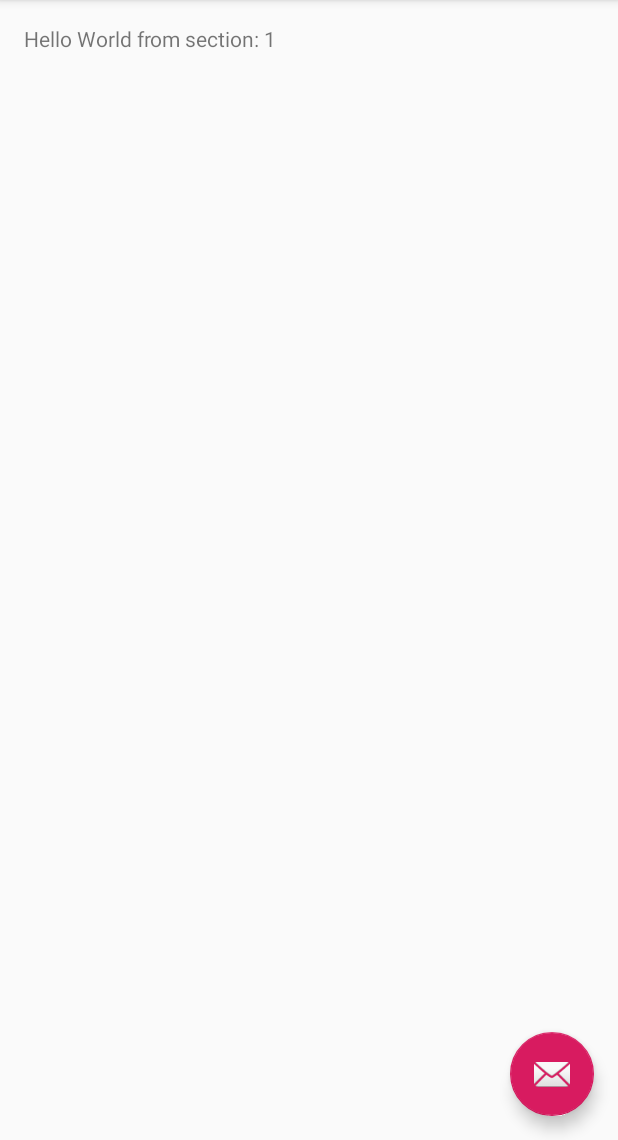
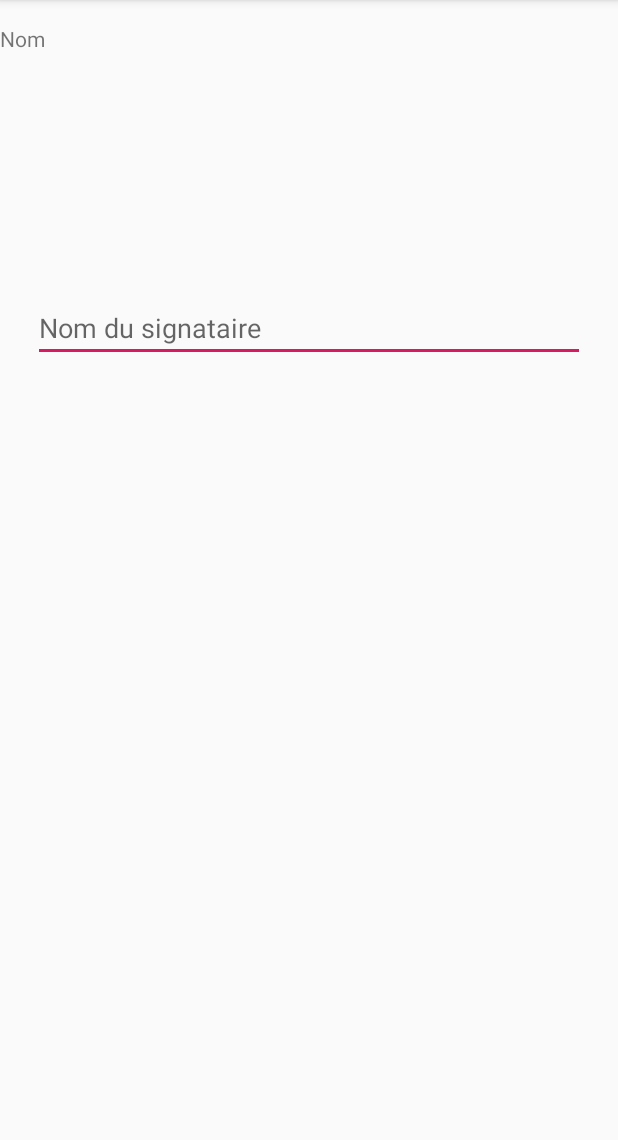
Before and after one commit to MetaCitoyen/PetitionHelper, an Android app: the screen it shows after launch (MainActivity), on a phone screen of 412 x 824 dp, the part 96-1236 px from its top. Run offline under Robolectric (Android 15) with nearby library versions, the phone set to English and light mode, and no system bars; 6 statements that could not run were skipped.

Commit message:
Première version stable

```diff
--- a/app/src/main/AndroidManifest.xml
+++ b/app/src/main/AndroidManifest.xml
@@ -1,6 +1,7 @@
 <?xml version="1.0" encoding="utf-8"?>
 <manifest xmlns:android="http://schemas.android.com/apk/res/android"
     package="fr.cocorico_france.petitionhelper">
+    <uses-permission android:name="android.permission.WRITE_EXTERNAL_STORAGE" />
 
     <application
         android:allowBackup="true"
--- a/app/src/main/java/fr/cocorico_france/petitionhelper/MainActivity.java
+++ b/app/src/main/java/fr/cocorico_france/petitionhelper/MainActivity.java
@@ -10,12 +10,14 @@ import android.support.v4.app.FragmentManager;
 import android.support.v4.app.FragmentPagerAdapter;
 import android.support.v4.view.ViewPager;
 import android.os.Bundle;
+import android.util.Log;
 import android.view.LayoutInflater;
 import android.view.Menu;
 import android.view.MenuItem;
 import android.view.View;
 import android.view.ViewGroup;
 
+import android.widget.AutoCompleteTextView;
 import android.widget.TextView;
 
 public class MainActivity extends AppCompatActivity {
@@ -49,15 +51,49 @@ public class MainActivity extends AppCompatActivity {
         // Set up the ViewPager with the sections adapter.
         mViewPager = (ViewPager) findViewById(R.id.container);
         mViewPager.setAdapter(mSectionsPagerAdapter);
+        mViewPager.setOffscreenPageLimit(4);
+        mViewPager.addOnPageChangeListener(new ViewPager.OnPageChangeListener() {
+            @Override
+            public void onPageScrollStateChanged(int i) {
+            }
 
-        FloatingActionButton fab = (FloatingActionButton) findViewById(R.id.fab);
-        fab.setOnClickListener(new View.OnClickListener() {
             @Override
-            public void onClick(View view) {
-                Snackbar.make(view, "Replace with your own action", Snackbar.LENGTH_LONG)
-                        .setAction("Action", null).show();
+            public void onPageScrolled(int i, float v, int i1) {
             }
+
+            @Override
+            public void onPageSelected(int i) {
+                switch (i) {
+                    case 0: {
+
+                    } break;
+
+                    case 1: {
+
+                    } break;
+
+                    case 2: {
+
+                    } break;
+
+                    case 3: {
+                        AutoCompleteTextView acLastName = (AutoCompleteTextView) findViewById(R.id.autoCompleteTextViewLastName);
+                        AutoCompleteTextView acFirstName = (AutoCompleteTextView) findViewById(R.id.autoCompleteTextViewFirstName);
+                        AutoCompleteTextView acTown = (AutoCompleteTextView) findViewById(R.id.autoCompleteTextViewTown);
+                        TextView tvFirstName = (TextView) findViewById(R.id.textViewFirstName);
+                        TextView tvLastName = (TextView) findViewById(R.id.textViewLastName);
+                        TextView tvTown = (TextView) findViewById(R.id.textViewTown);
+                        if( tvFirstName != null && acFirstName != null) tvFirstName.setText(acFirstName.getText());
+                        if( tvLastName != null && acLastName != null ) tvLastName.setText(acLastName.getText());
+                        if( tvTown != null && acTown != null) tvTown.setText(acTown.getText());
+                    } break;
+
+                }
+            }
+
         });
+
+
 
     }
 
@@ -85,41 +121,6 @@ public class MainActivity extends AppCompatActivity {
     }
 
     /**
-     * A placeholder fragment containing a simple view.
-     */
-    public static class PlaceholderFragment extends Fragment {
-        /**
-         * The fragment argument representing the section number for this
-         * fragment.
-         */
-        private static final String ARG_SECTION_NUMBER = "section_number";
-
-        public PlaceholderFragment() {
-        }
-
-        /**
-         * Returns a new instance of this fragment for the given section
-         * number.
-         */
-        public static PlaceholderFragment newInstance(int sectionNumber) {
-            PlaceholderFragment fragment = new PlaceholderFragment();
-            Bundle args = new Bundle();
-            args.putInt(ARG_SECTION_NUMBER, sectionNumber);
-            fragment.setArguments(args);
-            return fragment;
-        }
-
-        @Override
-        public View onCreateView(LayoutInflater inflater, ViewGroup container,
-                                 Bundle savedInstanceState) {
-            View rootView = inflater.inflate(R.layout.fragment_main, container, false);
-            TextView textView = (TextView) rootView.findViewById(R.id.section_label);
-            textView.setText(getString(R.string.section_format, getArguments().getInt(ARG_SECTION_NUMBER)));
-            return rootView;
-        }
-    }
-
-    /**
      * A {@link FragmentPagerAdapter} that returns a fragment corresponding to
      * one of the sections/tabs/pages.
      */
@@ -131,15 +132,28 @@ public class MainActivity extends AppCompatActivity {
 
         @Override
         public Fragment getItem(int position) {
-            // getItem is called to instantiate the fragment for the given page.
-            // Return a PlaceholderFragment (defined as a static inner class below).
-            return PlaceholderFragment.newInstance(position + 1);
+            switch (position) {
+                case 0:
+                    return new Tab1LastName();
+                case 1:
+                    return new Tab2FirstName();
+                case 2:
+                    return new Tab3Town();
+                case 3:
+                    return new Tab4Validation();
+                default:
+                    return null;
+            }
         }
 
         @Override
         public int getCount() {
             // Show 3 total pages.
-            return 3;
+            return 4;
         }
     }
+
+    public void setPage(int i) {
+        mViewPager.setCurrentItem(i);
+    }
 }
--- /dev/null
+++ b/app/src/main/java/fr/cocorico_france/petitionhelper/Tab1LastName.java
@@ -0,0 +1,26 @@
+package fr.cocorico_france.petitionhelper;
+
+import android.os.Bundle;
+import android.support.v4.app.Fragment;
+import android.view.LayoutInflater;
+import android.view.View;
+import android.view.ViewGroup;
+import android.widget.ArrayAdapter;
+import android.widget.AutoCompleteTextView;
+
+public class Tab1LastName extends Fragment {
+    @Override
+    public View onCreateView(LayoutInflater inflater,
+                             ViewGroup container,
+                             Bundle savedInstanceState) {
+        View rootView = inflater.inflate(R.layout.tab1lastname, container, false);
+        String[] lastnames = getResources().getStringArray(R.array.lastnames);
+        ArrayAdapter<String> adapter = new ArrayAdapter<String>(
+                getActivity().getApplicationContext(),
+                android.R.layout.simple_dropdown_item_1line,
+                lastnames);
+        AutoCompleteTextView textView = rootView.findViewById(R.id.autoCompleteTextViewLastName);
+        textView.setAdapter(adapter);
+        return rootView;
+    }
+}
--- /dev/null
+++ b/app/src/main/java/fr/cocorico_france/petitionhelper/Tab2FirstName.java
@@ -0,0 +1,28 @@
+package fr.cocorico_france.petitionhelper;
+
+import android.os.Bundle;
+import android.support.v4.app.Fragment;
+import android.view.LayoutInflater;
+import android.view.View;
+import android.view.ViewGroup;
+import android.widget.ArrayAdapter;
+import android.widget.AutoCompleteTextView;
+
+public class Tab2FirstName extends Fragment {
+    @Override
+    public View onCreateView(LayoutInflater inflater,
+                             ViewGroup container,
+                             Bundle savedInstanceState) {
+        View rootView = inflater.inflate(R.layout.tab2firstname, container, false);
+        String[] firstnames = getResources().getStringArray(R.array.firstnames);
+        ArrayAdapter<String> adapter = new ArrayAdapter<String>(
+                getActivity().getApplicationContext(),
+                android.R.layout.simple_dropdown_item_1line,
+                firstnames);
+        AutoCompleteTextView textView = rootView.findViewById(R.id.autoCompleteTextViewFirstName);
+        textView.setAdapter(adapter);
+        return rootView;
+    }
+
+
+}
--- /dev/null
+++ b/app/src/main/java/fr/cocorico_france/petitionhelper/Tab3Town.java
@@ -0,0 +1,27 @@
+package fr.cocorico_france.petitionhelper;
+
+import android.os.Bundle;
+import android.support.v4.app.Fragment;
+import android.view.LayoutInflater;
+import android.view.View;
+import android.view.ViewGroup;
+import android.widget.ArrayAdapter;
+import android.widget.AutoCompleteTextView;
+
+public class Tab3Town extends Fragment {
+    @Override
+    public View onCreateView(LayoutInflater inflater,
+                             ViewGroup container,
+                             Bundle savedInstanceState) {
+        View rootView = inflater.inflate(R.layout.tab3town, container, false);
+        String[] towns = getResources().getStringArray(R.array.towns);
+        ArrayAdapter<String> adapter = new ArrayAdapter<String>(
+                getActivity().getApplicationContext(),
+                android.R.layout.simple_dropdown_item_1line,
+                towns);
+        AutoCompleteTextView textView = rootView.findViewById(R.id.autoCompleteTextViewTown);
+        textView.setAdapter(adapter);
+        return rootView;
+    }
+
+}
--- a/app/src/main/res/layout/activity_main.xml
+++ b/app/src/main/res/layout/activity_main.xml
@@ -35,12 +35,4 @@
         android:layout_height="match_parent"
         app:layout_behavior="@string/appbar_scrolling_view_behavior" />
 
-    <android.support.design.widget.FloatingActionButton
-        android:id="@+id/fab"
-        android:layout_width="wrap_content"
-        android:layout_height="wrap_content"
-        android:layout_gravity="end|bottom"
-        android:layout_margin="@dimen/fab_margin"
-        app:srcCompat="@android:drawable/ic_dialog_email" />
-
 </android.support.design.widget.CoordinatorLayout>
--- a/app/src/main/res/layout/fragment_main.xml
+++ /dev/null
@@ -1,23 +0,0 @@
-<?xml version="1.0" encoding="utf-8"?>
-<android.support.constraint.ConstraintLayout xmlns:android="http://schemas.android.com/apk/res/android"
-    xmlns:app="http://schemas.android.com/apk/res-auto"
-    xmlns:tools="http://schemas.android.com/tools"
-    android:id="@+id/constraintLayout"
-    android:layout_width="match_parent"
-    android:layout_height="match_parent"
-    tools:context=".MainActivity$PlaceholderFragment">
-
-    <TextView
-        android:id="@+id/section_label"
-        android:layout_width="wrap_content"
-        android:layout_height="wrap_content"
-        android:layout_marginStart="@dimen/activity_horizontal_margin"
-        android:layout_marginTop="@dimen/activity_vertical_margin"
-        android:layout_marginEnd="@dimen/activity_horizontal_margin"
-        android:layout_marginBottom="@dimen/activity_vertical_margin"
-        app:layout_constraintLeft_toLeftOf="parent"
-        app:layout_constraintTop_toTopOf="@+id/constraintLayout"
-        tools:layout_constraintLeft_creator="1"
-        tools:layout_constraintTop_creator="1" />
-
-</android.support.constraint.ConstraintLayout>
--- /dev/null
+++ b/app/src/main/res/layout/tab1lastname.xml
@@ -0,0 +1,44 @@
+<?xml version="1.0" encoding="utf-8"?>
+<android.support.constraint.ConstraintLayout xmlns:android="http://schemas.android.com/apk/res/android"
+    xmlns:app="http://schemas.android.com/apk/res-auto"
+    xmlns:tools="http://schemas.android.com/tools"
+    android:id="@+id/constraintLayout"
+    android:layout_width="match_parent"
+    android:layout_height="match_parent"
+    tools:context=".MainActivity$PlaceholderFragment">
+
+    <TextView
+        android:id="@+id/section_label"
+        android:layout_width="wrap_content"
+        android:layout_height="wrap_content"
+        android:layout_marginTop="@dimen/activity_vertical_margin"
+        android:text="@string/SignatureLastName"
+        app:layout_constraintLeft_toLeftOf="parent"
+        app:layout_constraintTop_toTopOf="@+id/constraintLayout"
+        tools:layout_constraintLeft_creator="1"
+        tools:layout_constraintTop_creator="1" />
+
+    <LinearLayout
+        android:layout_width="368dp"
+        android:layout_height="460dp"
+        android:layout_marginStart="8dp"
+        android:layout_marginLeft="8dp"
+        android:layout_marginTop="8dp"
+        android:layout_marginEnd="8dp"
+        android:layout_marginRight="8dp"
+        android:layout_marginBottom="8dp"
+        android:orientation="vertical"
+        app:layout_constraintBottom_toBottomOf="parent"
+        app:layout_constraintEnd_toEndOf="parent"
+        app:layout_constraintStart_toStartOf="parent"
+        app:layout_constraintTop_toBottomOf="@+id/section_label">
+
+        <AutoCompleteTextView
+            android:id="@+id/autoCompleteTextViewLastName"
+            android:layout_width="match_parent"
+            android:layout_height="wrap_content"
+            android:hint="@string/SignatureLastNameHint"
+            android:inputType="text|textCapCharacters" />
+    </LinearLayout>
+
+</android.support.constraint.ConstraintLayout>
--- a/app/src/main/res/values/strings.xml
+++ b/app/src/main/res/values/strings.xml
@@ -2,4 +2,12 @@
     <string name="app_name">PetitionHelper</string>
     <string name="action_settings">Settings</string>
     <string name="section_format">Hello World from section: %1$d</string>
+    <string name="SignatureLastName">Nom</string>
+    <string name="SignatureLastNameHint">Nom du signataire</string>
+    <string name="SignatureFirstName">Prénom</string>
+    <string name="SignatureFirstNameHint">Prénom du signataire</string>
+    <string name="SignatureTown">Code postale et commune</string>
+    <string name="SignatureTownHint">Code postale et commune d\'enregistrement sur les listes élecorales du signataire</string>
+    <string name="Validation">Validation de la signature</string>
+    <string name="ValidationButton">Enregistrer</string>
 </resources>
```
Also changed, not shown: app/src/main/java/fr/cocorico_france/petitionhelper/Tab4Validation.java (added, +88 -0 lines), app/src/main/res/layout/tab2firstname.xml (added, +44 -0 lines), app/src/main/res/layout/tab3town.xml (added, +44 -0 lines), app/src/main/res/layout/tab4validation.xml (added, +72 -0 lines).
